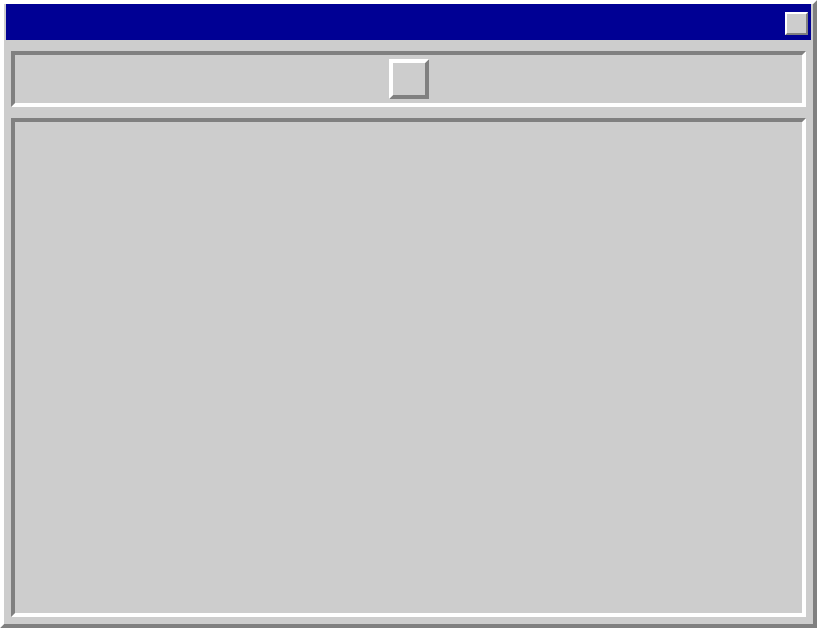
Old version of the form src/view/window.ui in the repository somedude72/minesweeper.
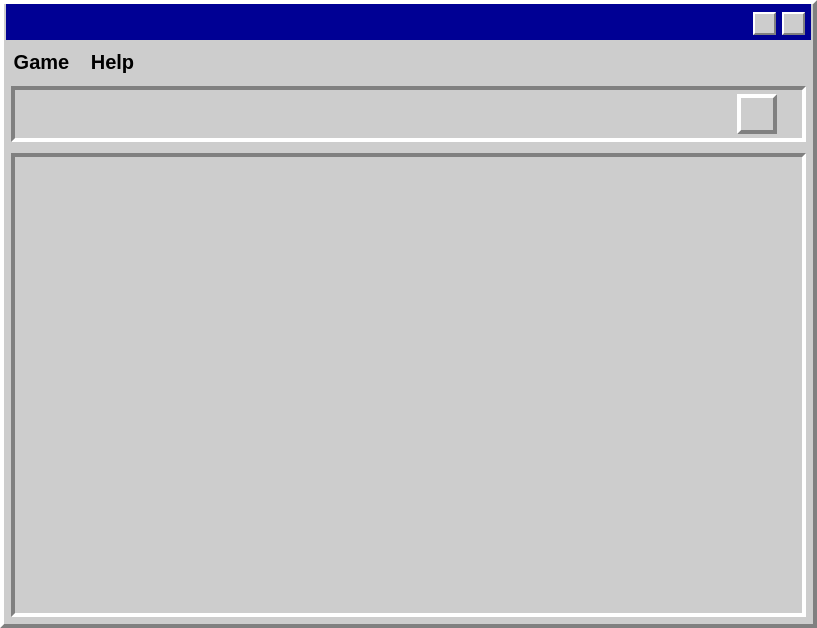
New version of the form.

Commit message: Finished window title bar functionality and added toolbar items (nonfunctional)

Diff of the .ui file:
```diff
--- a/src/view/window.ui
+++ b/src/view/window.ui
@@ -80,7 +80,7 @@
     color: rgb(0, 0, 0);
 }
 
-QWidget#window {
+QWidget#window_bar {
     margin: 4px 6px 0px 6px;
     background-color: rgb(0, 0, 148);
 }
@@ -105,8 +105,34 @@
     color: rgb(0, 0, 0);
 }
 
+QPushButton#window_min {
+    border: 0px solid gray;
+    border-right: 2px solid gray;
+	border-bottom: 2px solid gray;
+	border-top: 2px solid white;
+	border-left: 2px solid white;
+    background-color: rgb(205, 205, 205);
+    color: rgb(0, 0, 0);
+}
+        
+QPushButton#window_min:pressed {
+	border: 0px solid gray;
+    border-right: 2px solid white;
+	border-bottom: 2px solid white;
+	border-top: 2px solid gray;
+	border-left: 2px solid gray;
+    background-color: rgb(205, 205, 205);
+    color: rgb(0, 0, 0);
+}
+
+.QToolButton {
+    margin-top: 2px;
+    border: 0px solid black;
+    color: black;
+}
+
 QLabel#window_title {
-    margin: 2px 0px 0px 2px;
+    margin: 0px 0px 2px 2px;
     color: rgb(255, 255, 255);
 }</string>
    </property>
@@ -131,7 +157,7 @@
       <property name="styleSheet">
        <string notr="true"/>
       </property>
-      <layout class="QGridLayout" name="root_grid_layout" rowstretch="0,0,0">
+      <layout class="QGridLayout" name="root_grid_layout" rowstretch="0,0,0,0">
        <property name="leftMargin">
         <number>0</number>
        </property>
@@ -147,7 +173,143 @@
        <property name="spacing">
         <number>0</number>
        </property>
-       <item row="1" column="0">
+       <item row="0" column="0">
+        <widget class="QWidget" name="window_bar" native="true">
+         <property name="minimumSize">
+          <size>
+           <width>0</width>
+           <height>40</height>
+          </size>
+         </property>
+         <layout class="QGridLayout" name="gridLayout">
+          <property name="leftMargin">
+           <number>6</number>
+          </property>
+          <property name="topMargin">
+           <number>8</number>
+          </property>
+          <property name="rightMargin">
+           <number>12</number>
+          </property>
+          <property name="bottomMargin">
+           <number>0</number>
+          </property>
+          <item row="0" column="3">
+           <widget class="QPushButton" name="window_close">
+            <property name="sizePolicy">
+             <sizepolicy hsizetype="Preferred" vsizetype="Preferred">
+              <horstretch>0</horstretch>
+              <verstretch>0</verstretch>
+             </sizepolicy>
+            </property>
+            <property name="minimumSize">
+             <size>
+              <width>23</width>
+              <height>23</height>
+             </size>
+            </property>
+            <property name="maximumSize">
+             <size>
+              <width>23</width>
+              <height>23</height>
+             </size>
+            </property>
+            <property name="text">
+             <string/>
+            </property>
+           </widget>
+          </item>
+          <item row="0" column="1">
+           <spacer name="window_spacer">
+            <property name="orientation">
+             <enum>Qt::Orientation::Horizontal</enum>
+            </property>
+            <property name="sizeType">
+             <enum>QSizePolicy::Policy::MinimumExpanding</enum>
+            </property>
+            <property name="sizeHint" stdset="0">
+             <size>
+              <width>40</width>
+              <height>20</height>
+             </size>
+            </property>
+           </spacer>
+          </item>
+          <item row="0" column="0">
+           <widget class="QLabel" name="window_title">
+            <property name="minimumSize">
+             <size>
+              <width>0</width>
+              <height>26</height>
+             </size>
+            </property>
+            <property name="text">
+             <string/>
+            </property>
+            <property name="textFormat">
+             <enum>Qt::TextFormat::PlainText</enum>
+            </property>
+           </widget>
+          </item>
+          <item row="0" column="2">
+           <widget class="QPushButton" name="window_min">
+            <property name="sizePolicy">
+             <sizepolicy hsizetype="Preferred" vsizetype="Preferred">
+              <horstretch>0</horstretch>
+              <verstretch>0</verstretch>
+             </sizepolicy>
+            </property>
+            <property name="minimumSize">
+             <size>
+              <width>23</width>
+              <height>23</height>
+             </size>
+            </property>
+            <property name="maximumSize">
+             <size>
+              <width>23</width>
+              <height>23</height>
+             </size>
+            </property>
+            <property name="text">
+             <string/>
+            </property>
+           </widget>
+          </item>
+         </layout>
+        </widget>
+       </item>
+       <item row="3" column="0">
+        <widget class="QWidget" name="board_widget" native="true">
+         <property name="sizePolicy">
+          <sizepolicy hsizetype="MinimumExpanding" vsizetype="MinimumExpanding">
+           <horstretch>0</horstretch>
+           <verstretch>0</verstretch>
+          </sizepolicy>
+         </property>
+         <property name="font">
+          <font/>
+         </property>
+         <layout class="QGridLayout" name="board_widget_layout">
+          <property name="leftMargin">
+           <number>15</number>
+          </property>
+          <property name="topMargin">
+           <number>8</number>
+          </property>
+          <property name="rightMargin">
+           <number>15</number>
+          </property>
+          <property name="bottomMargin">
+           <number>24</number>
+          </property>
+          <property name="horizontalSpacing">
+           <number>-1</number>
+          </property>
+         </layout>
+        </widget>
+       </item>
+       <item row="2" column="0">
         <widget class="QWidget" name="control_widget" native="true">
          <property name="sizePolicy">
           <sizepolicy hsizetype="Preferred" vsizetype="Preferred">
@@ -167,7 +329,7 @@
            <height>75</height>
           </size>
          </property>
-         <layout class="QGridLayout" name="control_widget_layout" columnstretch="0,1,0,1">
+         <layout class="QGridLayout" name="control_widget_layout" columnstretch="0,0,0,0">
           <property name="sizeConstraint">
            <enum>QLayout::SizeConstraint::SetMaximumSize</enum>
           </property>
@@ -183,6 +345,22 @@
           <property name="bottomMargin">
            <number>0</number>
           </property>
+          <item row="0" column="3">
+           <spacer name="ctrl_spacer_right">
+            <property name="orientation">
+             <enum>Qt::Orientation::Horizontal</enum>
+            </property>
+            <property name="sizeType">
+             <enum>QSizePolicy::Policy::Preferred</enum>
+            </property>
+            <property name="sizeHint" stdset="0">
+             <size>
+              <width>40</width>
+              <height>20</height>
+             </size>
+            </property>
+           </spacer>
+          </item>
           <item row="0" column="2">
            <widget class="QPushButton" name="ctrl_button_restart">
             <property name="sizePolicy">
@@ -221,119 +399,52 @@
             </property>
            </spacer>
           </item>
-          <item row="0" column="3">
-           <spacer name="ctrl_spacer_right">
-            <property name="orientation">
-             <enum>Qt::Orientation::Horizontal</enum>
-            </property>
-            <property name="sizeType">
-             <enum>QSizePolicy::Policy::Preferred</enum>
-            </property>
-            <property name="sizeHint" stdset="0">
-             <size>
-              <width>40</width>
-              <height>20</height>
-             </size>
-            </property>
-           </spacer>
-          </item>
          </layout>
         </widget>
        </item>
-       <item row="2" column="0">
-        <widget class="QWidget" name="board_widget" native="true">
-         <property name="sizePolicy">
-          <sizepolicy hsizetype="MinimumExpanding" vsizetype="MinimumExpanding">
-           <horstretch>0</horstretch>
-           <verstretch>0</verstretch>
-          </sizepolicy>
-         </property>
-         <property name="font">
-          <font/>
-         </property>
-         <layout class="QGridLayout" name="board_widget_layout">
+       <item row="1" column="0">
+        <widget class="QWidget" name="menu_bar" native="true">
+         <layout class="QHBoxLayout" name="horizontalLayout">
           <property name="leftMargin">
-           <number>15</number>
+           <number>6</number>
           </property>
           <property name="topMargin">
-           <number>8</number>
-          </property>
-          <property name="rightMargin">
-           <number>15</number>
-          </property>
-          <property name="bottomMargin">
-           <number>24</number>
-          </property>
-          <property name="horizontalSpacing">
-           <number>-1</number>
-          </property>
-         </layout>
-        </widget>
-       </item>
-       <item row="0" column="0">
-        <widget class="QWidget" name="window" native="true">
-         <property name="minimumSize">
-          <size>
-           <width>0</width>
-           <height>34</height>
-          </size>
-         </property>
-         <layout class="QGridLayout" name="gridLayout">
-          <property name="leftMargin">
-           <number>8</number>
-          </property>
-          <property name="topMargin">
-           <number>8</number>
-          </property>
-          <property name="rightMargin">
-           <number>9</number>
+           <number>6</number>
           </property>
           <property name="bottomMargin">
            <number>0</number>
           </property>
-          <item row="0" column="2" rowspan="2" colspan="2">
-           <widget class="QPushButton" name="window_close">
-            <property name="sizePolicy">
-             <sizepolicy hsizetype="Preferred" vsizetype="Preferred">
-              <horstretch>0</horstretch>
-              <verstretch>0</verstretch>
-             </sizepolicy>
+          <item>
+           <widget class="QToolButton" name="menu_game">
+            <property name="font">
+             <font>
+              <pointsize>15</pointsize>
+              <bold>true</bold>
+             </font>
             </property>
-            <property name="minimumSize">
-             <size>
-              <width>23</width>
-              <height>23</height>
-             </size>
-            </property>
-            <property name="maximumSize">
-             <size>
-              <width>23</width>
-              <height>23</height>
-             </size>
-            </property>
             <property name="text">
-             <string/>
+             <string>Game</string>
             </property>
+            <property name="popupMode">
+             <enum>QToolButton::ToolButtonPopupMode::InstantPopup</enum>
+            </property>
            </widget>
           </item>
-          <item row="0" column="0">
-           <widget class="QLabel" name="window_title">
-            <property name="minimumSize">
-             <size>
-              <width>0</width>
-              <height>26</height>
-             </size>
+          <item>
+           <widget class="QToolButton" name="menu_help">
+            <property name="font">
+             <font>
+              <pointsize>15</pointsize>
+              <bold>true</bold>
+             </font>
             </property>
             <property name="text">
-             <string/>
+             <string>Help</string>
             </property>
-            <property name="textFormat">
-             <enum>Qt::TextFormat::PlainText</enum>
-            </property>
            </widget>
           </item>
-          <item row="0" column="1">
-           <spacer name="window_spacer">
+          <item>
+           <spacer name="menu_spacer_right">
             <property name="orientation">
              <enum>Qt::Orientation::Horizontal</enum>
             </property>
```
Left out of the diff: 28 changed lines with no effect on the pictures. The commit also changes 6 other files.
